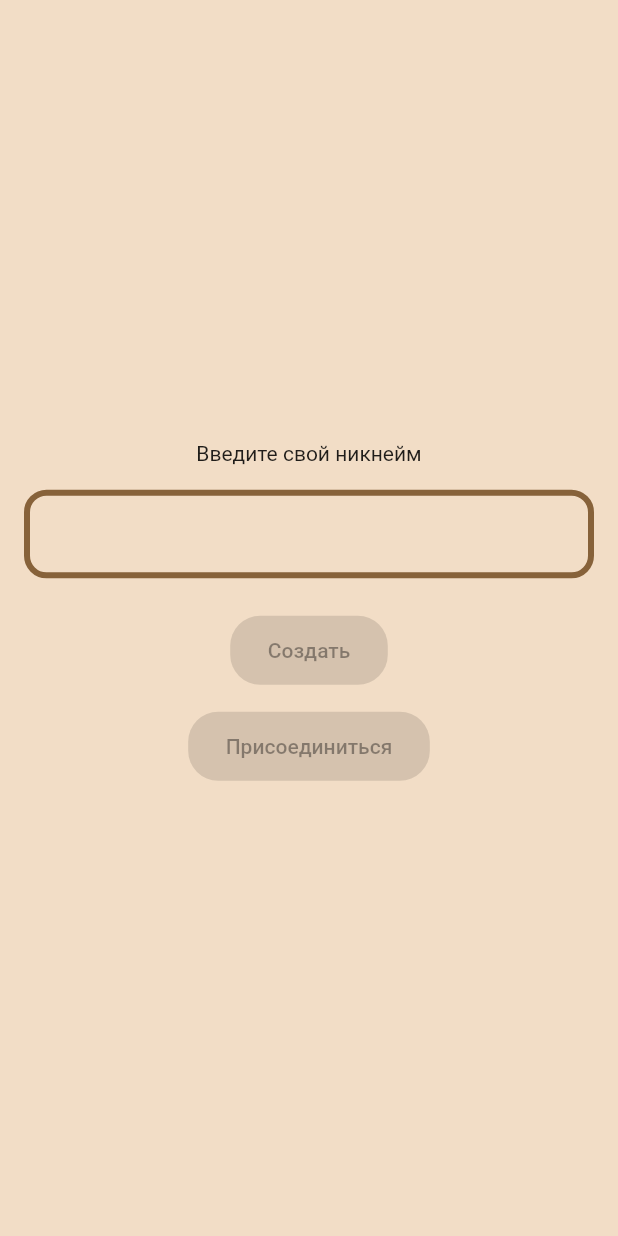
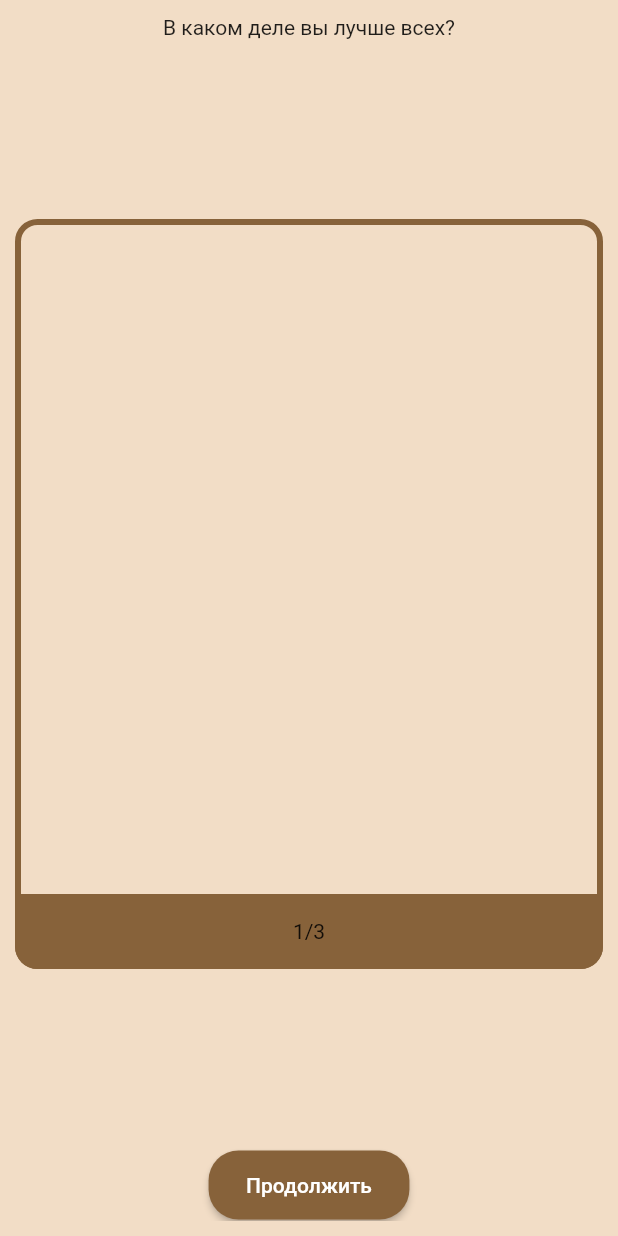
Before and after one commit to EgorLavrentyev/cut_the_answers, a Flutter app: the screen it shows after launch, on a phone screen of 412 x 824 dp. Run offline on Flutter 3.47's test engine with Material 2 defaults, Android fonts, the phone set to English and light mode, and no system bars; our stand-ins replace cloud_firestore, firebase_core, google_fonts; accounts and stored records are empty; statements that could not run were skipped.

Commit message:
question page and answer page

```diff
--- a/lib/main.dart
+++ b/lib/main.dart
@@ -2,6 +2,8 @@ import 'package:firebase_core/firebase_core.dart';
 import 'package:flutter/material.dart';
 import 'package:job_job_game/src/config/theme.dart';
 import 'package:job_job_game/src/core/classes/app.dart';
+import 'package:job_job_game/src/feature/gameplay/answer/answer_page.dart';
+import 'package:job_job_game/src/feature/gameplay/question/question_page.dart';
 import 'package:job_job_game/src/feature/join/join_page.dart';
 import 'package:job_job_game/src/feature/main_menu/main_menu_page.dart';
 
@@ -21,9 +23,9 @@ class MyApp extends StatelessWidget {
   @override
   Widget build(BuildContext context) {
     return MaterialApp(
-      title: 'Flutter Demo',
-      theme: AppTheme.theme,
-      home: MainMenuPage(),
-    );
+        title: 'Flutter Demo',
+        theme: AppTheme.theme,
+        home: QuestionPage() //MainMenuPage(),
+        );
   }
 }
--- /dev/null
+++ b/lib/src/feature/gameplay/question/question_page.dart
@@ -0,0 +1,39 @@
+import 'package:flutter/material.dart';
+import 'package:job_job_game/src/feature/gameplay/question/widgets/question_widget.dart';
+
+class QuestionPage extends StatefulWidget {
+  QuestionPage({Key? key}) : super(key: key);
+
+  @override
+  State<QuestionPage> createState() => _QuestionPageState();
+}
+
+class _QuestionPageState extends State<QuestionPage> {
+  final PageController pageController = PageController(keepPage: true);
+
+  int currentPage = 0;
+
+  @override
+  Widget build(BuildContext context) {
+    return Scaffold(
+      body: SafeArea(
+        child: Padding(
+          padding: EdgeInsets.all(10),
+          child: PageView.builder(
+              physics: NeverScrollableScrollPhysics(),
+              controller: pageController,
+              itemCount: 3,
+              onPageChanged: (value) {
+                setState(() {
+                  currentPage = value;
+                });
+              },
+              itemBuilder: (context, index) {
+                return QuestionWidget(
+                    pageController: pageController, currentPage: currentPage);
+              }),
+        ),
+      ),
+    );
+  }
+}
--- /dev/null
+++ b/lib/src/feature/gameplay/question/widgets/question_widget.dart
@@ -0,0 +1,80 @@
+import 'package:flutter/material.dart';
+import 'package:job_job_game/src/config/theme.dart';
+import 'package:job_job_game/src/core/func/gameplay_func.dart';
+import 'package:job_job_game/src/feature/widgets/button.dart';
+
+import '../../../../config/colors.dart';
+
+class QuestionWidget extends StatelessWidget {
+  QuestionWidget(
+      {Key? key, required this.pageController, required this.currentPage})
+      : super(key: key);
+
+  final TextEditingController controller = TextEditingController();
+  final PageController pageController;
+  final int currentPage;
+
+  @override
+  Widget build(BuildContext context) {
+    return Column(
+      mainAxisAlignment: MainAxisAlignment.spaceBetween,
+      children: [
+        Text(
+          "В каком деле вы лучше всех?",
+          textAlign: TextAlign.center,
+          style: AppTextTheme.headline,
+        ),
+        Stack(
+          alignment: Alignment.bottomCenter,
+          children: [
+            SizedBox(
+              height: 500,
+              //width: 400,
+              child: TextField(
+                textAlignVertical: TextAlignVertical.top,
+                expands: true,
+                controller: controller,
+                maxLines: null,
+                decoration: InputDecoration(
+                  enabledBorder: OutlineInputBorder(
+                      borderSide: BorderSide(color: AppColors.brown, width: 4),
+                      borderRadius: BorderRadius.circular(15)),
+                  focusedBorder: OutlineInputBorder(
+                      borderSide: BorderSide(color: AppColors.brown, width: 4),
+                      borderRadius: BorderRadius.circular(15)),
+                  /*border: OutlineInputBorder(
+                          borderSide: BorderSide(color: AppColors.brown, width: 3),
+                          borderRadius: BorderRadius.circular(15))*/
+                ),
+              ),
+            ),
+            Container(
+              //width: 400,
+              height: 50,
+              decoration: BoxDecoration(
+                  color: AppColors.brown,
+                  borderRadius: BorderRadius.only(
+                      bottomLeft: Radius.circular(15),
+                      bottomRight: Radius.circular(15))),
+              child: Center(
+                  child: Text(
+                "${currentPage + 1}/3",
+                style: AppTextTheme.button,
+              )),
+            )
+          ],
+        ),
+        Button(
+            onPressed: () {
+              GameplayFunc.separateAnswer(controller.text);
+              pageController.nextPage(
+                  duration: Duration(milliseconds: 500), curve: Curves.linear);
+            },
+            child: Text(
+              "Продолжить",
+              style: AppTextTheme.button,
+            )),
+      ],
+    );
+  }
+}
```
Also changed, not shown: lib/src/core/func/gameplay_func.dart (added, +29 -0 lines), lib/src/feature/gameplay/answer/answer_page.dart (added, +40 -0 lines), lib/src/feature/gameplay/answer/widgets/answer_widget.dart (added, +168 -0 lines).
